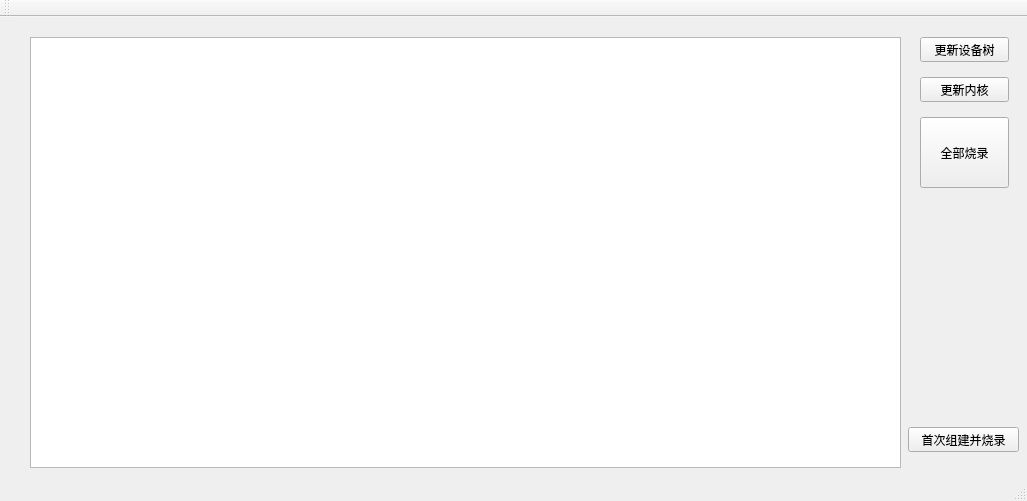
Above: mainwindow.ui from x2816960/Nvidia_Flasher before the change. Below: the same form after it.
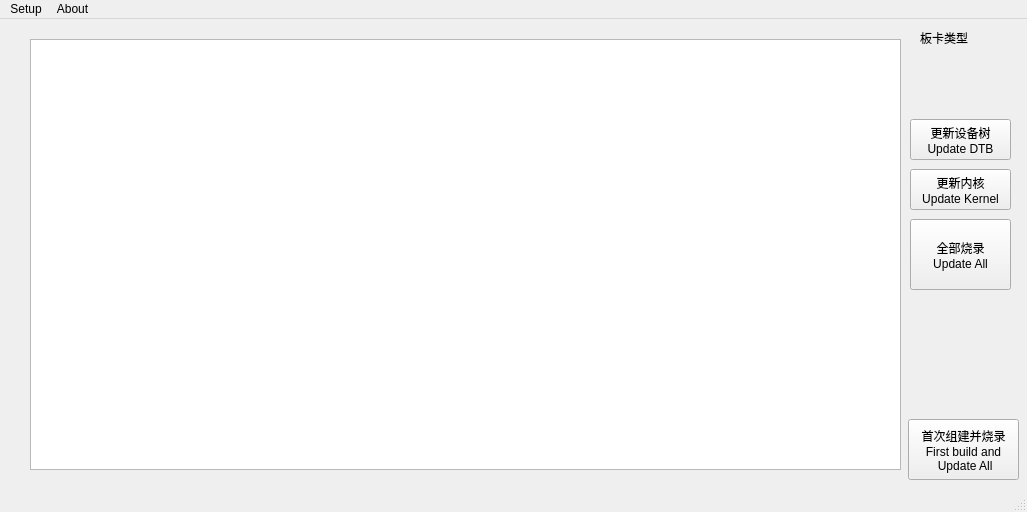
That is the form after the change.

```diff
--- a/mainwindow.ui
+++ b/mainwindow.ui
@@ -7,7 +7,7 @@
     <x>0</x>
     <y>0</y>
     <width>1027</width>
-    <height>501</height>
+    <height>512</height>
    </rect>
   </property>
   <property name="windowTitle">
@@ -30,53 +30,103 @@
    <widget class="QPushButton" name="pushButton">
     <property name="geometry">
      <rect>
-      <x>920</x>
-      <y>20</y>
-      <width>89</width>
-      <height>25</height>
+      <x>910</x>
+      <y>100</y>
+      <width>101</width>
+      <height>41</height>
      </rect>
     </property>
     <property name="text">
-     <string>更新设备树</string>
+     <string>更新设备树
+Update DTB</string>
     </property>
    </widget>
    <widget class="QPushButton" name="pushButton_3">
     <property name="geometry">
      <rect>
-      <x>920</x>
-      <y>60</y>
-      <width>89</width>
-      <height>25</height>
+      <x>910</x>
+      <y>150</y>
+      <width>101</width>
+      <height>41</height>
      </rect>
     </property>
     <property name="text">
-     <string>更新内核</string>
+     <string>更新内核
+Update Kernel</string>
     </property>
    </widget>
    <widget class="QPushButton" name="pushButton_2">
     <property name="geometry">
      <rect>
       <x>908</x>
-      <y>410</y>
+      <y>400</y>
       <width>111</width>
-      <height>25</height>
+      <height>61</height>
      </rect>
     </property>
     <property name="text">
-     <string>首次组建并烧录</string>
+     <string>首次组建并烧录
+First build and
+ Update All</string>
     </property>
    </widget>
    <widget class="QPushButton" name="pushButton_4">
     <property name="geometry">
      <rect>
-      <x>920</x>
-      <y>100</y>
-      <width>89</width>
+      <x>910</x>
+      <y>200</y>
+      <width>101</width>
       <height>71</height>
      </rect>
     </property>
     <property name="text">
-     <string>全部烧录</string>
+     <string>全部烧录
+Update All</string>
+    </property>
+   </widget>
+   <widget class="QLabel" name="label_board">
+    <property name="geometry">
+     <rect>
+      <x>920</x>
+      <y>40</y>
+      <width>91</width>
+      <height>41</height>
+     </rect>
+    </property>
+    <property name="font">
+     <font>
+      <family>Ubuntu</family>
+      <pointsize>15</pointsize>
+      <weight>7</weight>
+      <italic>true</italic>
+      <bold>false</bold>
+     </font>
+    </property>
+    <property name="focusPolicy">
+     <enum>Qt::NoFocus</enum>
+    </property>
+    <property name="layoutDirection">
+     <enum>Qt::LeftToRight</enum>
+    </property>
+    <property name="styleSheet">
+     <string notr="true">font: 57 italic 15pt &quot;Ubuntu&quot;;
+color: rgb(239, 41, 41);</string>
+    </property>
+    <property name="text">
+     <string/>
+    </property>
+   </widget>
+   <widget class="QLabel" name="label">
+    <property name="geometry">
+     <rect>
+      <x>920</x>
+      <y>10</y>
+      <width>67</width>
+      <height>17</height>
+     </rect>
+    </property>
+    <property name="text">
+     <string>板卡类型</string>
     </property>
    </widget>
   </widget>
@@ -89,14 +139,33 @@
      <height>22</height>
     </rect>
    </property>
-  </widget>
-  <widget class="QToolBar" name="mainToolBar">
-   <attribute name="toolBarArea">
-    <enum>TopToolBarArea</enum>
-   </attribute>
-   <attribute name="toolBarBreak">
-    <bool>false</bool>
-   </attribute>
+   <widget class="QMenu" name="menuAbout">
+    <property name="title">
+     <string>About</string>
+    </property>
+    <addaction name="actionInformation"/>
+   </widget>
+   <widget class="QMenu" name="menuSetup">
+    <property name="title">
+     <string>Setup</string>
+    </property>
+    <widget class="QMenu" name="menuBoard">
+     <property name="enabled">
+      <bool>true</bool>
+     </property>
+     <property name="tearOffEnabled">
+      <bool>false</bool>
+     </property>
+     <property name="title">
+      <string>Board</string>
+     </property>
+     <addaction name="actionJetson_nano_B01_EMMC"/>
+     <addaction name="actionJetson_nano_B01_Sdcard"/>
+    </widget>
+    <addaction name="menuBoard"/>
+   </widget>
+   <addaction name="menuSetup"/>
+   <addaction name="menuAbout"/>
   </widget>
   <widget class="QStatusBar" name="statusBar"/>
  </widget>
```
Left out of the diff: 24 changed lines with no effect on the pictures.
